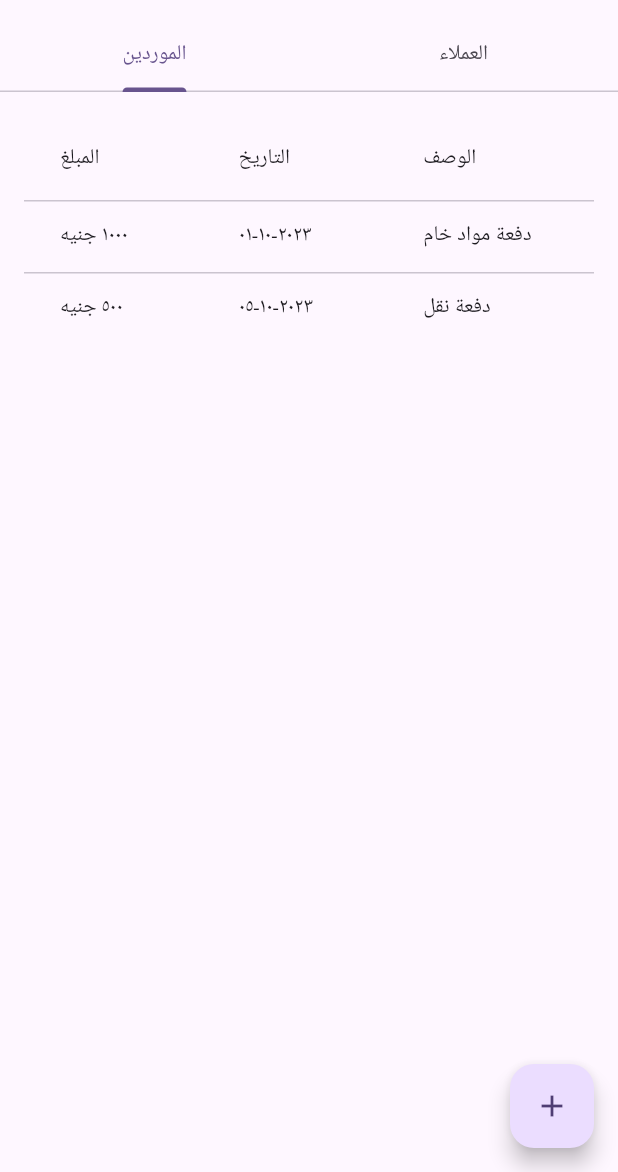
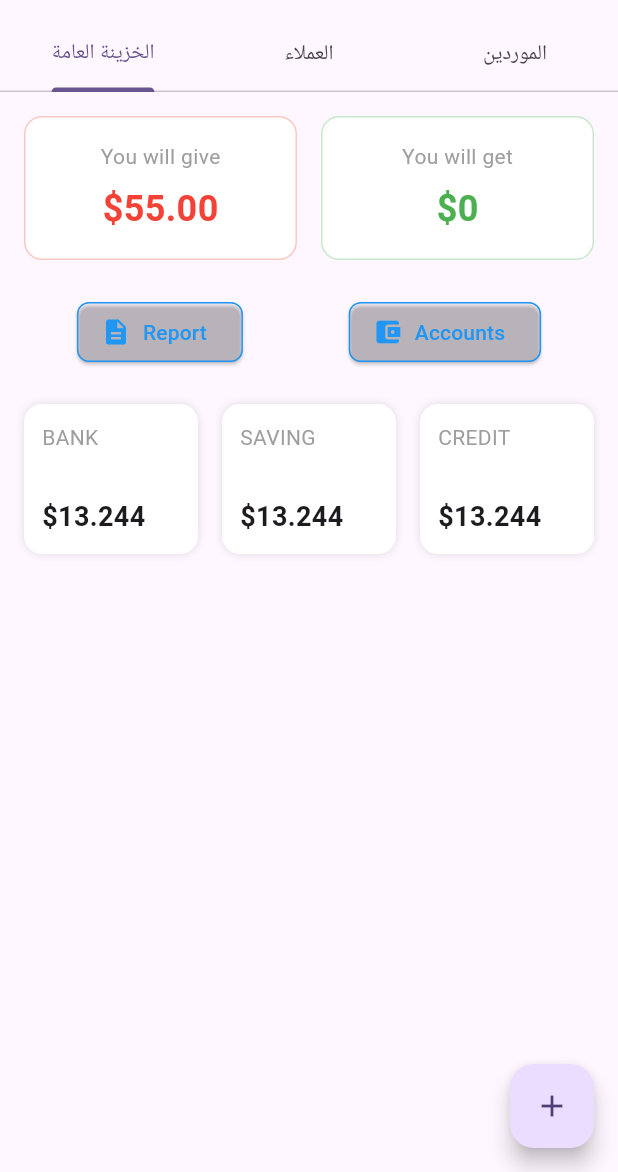
Before and after one commit to eng-abdallahyasser/detant, a Flutter app: the screen it shows after launch, on a phone screen of 412 x 824 dp, the part 64-1236 px from its top. Run offline on Flutter 3.47's test engine with Material 3 defaults, Android fonts, the phone set to English and light mode, and no system bars; our stand-ins replace get.

Commit message:
`Refactor payment controller and views to use Getx and intl package`

```diff
--- a/lib/controller/payment_controller.dart
+++ b/lib/controller/payment_controller.dart
@@ -1,29 +1,38 @@
 import 'package:detant/model/payment.dart';
 import 'package:get/get.dart';
 
-class PaymentController extends GetxController {
+class HomeController extends GetxController {
   var supplierPayments = <Payment>[].obs;
   var customerPayments = <Payment>[].obs;
+  var totalAmount = 0.0.obs;
 
   @override
   void onInit() {
     super.onInit();
     // بيانات ابتدائية
     supplierPayments.addAll([
-      Payment(amount: '١٠٠٠ جنيه', date: '٢٠٢٣-١٠-٠١', description: 'دفعة مواد خام'),
-      Payment(amount: '٥٠٠ جنيه', date: '٢٠٢٣-١٠-٠٥', description: 'دفعة نقل'),
+      Payment(amount: 1000, date: '٢٠٢٣-١٠-٠١', description: 'دفعة مواد خام'),
+      Payment(amount: 500, date: '٢٠٢٣-١٠-٠٥', description: 'دفعة نقل'),
     ]);
     customerPayments.addAll([
-      Payment(amount: '٢٠٠٠ جنيه', date: '٢٠٢٣-١٠-٠٢', description: 'دفعة منتج أ'),
-      Payment(amount: '١٥٠٠ جنيه', date: '٢٠٢٣-١٠-٠٣', description: 'دفعة منتج ب'),
+      Payment(amount: 2000, date: '٢٠٢٣-١٠-٠٢', description: 'دفعة منتج أ'),
+      Payment(amount: 1500, date: '٢٠٢٣-١٠-٠٣', description: 'دفعة منتج ب'),
     ]);
+    //add code here
   }
 
   void addPayment(Payment payment, bool isSupplier) {
     if (isSupplier) {
+      totalAmount.value += payment.amount;
       supplierPayments.add(payment);
     } else {
+      totalAmount.value -= payment.amount;
       customerPayments.add(payment);
     }
   }
+  void updateTotal() {
+  totalAmount.value = customerPayments.fold(0.0, (sum, p) => sum + p.amount) -
+                     supplierPayments.fold(0.0, (sum, p) => sum + p.amount);
 }
+
+}
--- a/lib/model/payment.dart
+++ b/lib/model/payment.dart
@@ -2,7 +2,7 @@
 import 'dart:convert';
 
 class Payment {
-  final String amount;
+  final double amount;
   final String date;
   final String description;
   Payment({
@@ -13,8 +13,9 @@ class Payment {
 
 
 
+
   Payment copyWith({
-    String? amount,
+    double? amount,
     String? date,
     String? description,
   }) {
@@ -35,7 +36,7 @@ class Payment {
 
   factory Payment.fromMap(Map<String, dynamic> map) {
     return Payment(
-      amount: map['amount'] as String,
+      amount: map['amount'] as double,
       date: map['date'] as String,
       description: map['description'] as String,
     );
--- /dev/null
+++ b/lib/view/finance_dashboard.dart
@@ -0,0 +1,116 @@
+import 'package:flutter/material.dart';
+
+class FinanceDashboard extends StatelessWidget {
+  const FinanceDashboard({super.key});
+
+  @override
+  Widget build(BuildContext context) {
+    return Container(
+      padding: const EdgeInsets.all(16),
+      child: Column(
+        children: [
+          // القسم العلوي (المبالغ)
+          Row(
+            children: [
+              _buildAmountCard("You will give", "\$55.00", Colors.red),
+              const SizedBox(width: 16),
+              _buildAmountCard("You will get", "\$0", Colors.green),
+            ],
+          ),
+
+          const SizedBox(height: 24),
+
+          // أزرار التقارير والحسابات
+          Row(
+            mainAxisAlignment: MainAxisAlignment.spaceAround,
+            children: [
+              _buildActionButton("Report", Icons.description),
+              _buildActionButton("Accounts", Icons.account_balance_wallet),
+            ],
+          ),
+
+          const SizedBox(height: 24),
+
+          // بطاقات الحسابات
+          Row(
+            children: [
+              _buildAccountCard("BANK", "\$13.244"),
+              const SizedBox(width: 16),
+              _buildAccountCard("SAVING", "\$13.244"),
+              const SizedBox(width: 16),
+              _buildAccountCard("CREDIT", "\$13.244"),
+            ],
+          ),
+        ],
+      ),
+    );
+  }
+
+  // دالة لبناء بطاقات المبالغ
+  Widget _buildAmountCard(String title, String amount, Color color) {
+    return Expanded(
+      child: Container(
+        padding: const EdgeInsets.all(16),
+        decoration: BoxDecoration(
+          color: Colors.white,
+          borderRadius: BorderRadius.circular(12),
+          border: Border.all(color: color.withOpacity(0.3)),),
+        child: Column(
+          children: [
+            Text(title, style: const TextStyle(color: Colors.grey)),
+            const SizedBox(height: 8),
+            Text(amount, style: TextStyle(
+              fontSize: 24,
+              fontWeight: FontWeight.bold,
+              color: color
+            )),
+          ],
+        ),
+      ),
+    );
+  }
+
+  // دالة لبناء الأزرار
+  Widget _buildActionButton(String text, IconData icon) {
+    return ElevatedButton.icon(
+      style: ElevatedButton.styleFrom(
+        foregroundColor: Colors.blue, backgroundColor: Colors.transparent,
+        shape: RoundedRectangleBorder(
+          borderRadius: BorderRadius.circular(8),
+          side: const BorderSide(color: Colors.blue)
+      ),),
+      icon: Icon(icon, size: 20),
+      label: Text(text),
+      onPressed: () {},
+    );
+  }
+
+  // دالة لبناء بطاقات الحسابات
+  Widget _buildAccountCard(String title, String amount) {
+    return Expanded(
+      child: Container(
+        height: 100,
+        padding: const EdgeInsets.all(12),
+        decoration: BoxDecoration(
+          color: Colors.white,
+          borderRadius: BorderRadius.circular(12),
+          boxShadow: const [ BoxShadow(color: Colors.black12, blurRadius: 4)]
+        ),
+        child: Column(
+          mainAxisAlignment: MainAxisAlignment.spaceBetween,
+          crossAxisAlignment: CrossAxisAlignment.start,
+          children: [
+            Text(title, style: const TextStyle(
+              color: Colors.grey,
+              fontSize: 14
+            )),
+            Text(amount, style: const TextStyle(
+              fontSize: 18,
+              fontWeight: FontWeight.bold
+            )),
+          ],
+        ),
+      ),
+    );
+  }
+}
--- a/lib/view/home.dart
+++ b/lib/view/home.dart
@@ -1,33 +1,37 @@
 import 'package:detant/controller/payment_controller.dart';
 import 'package:detant/model/payment.dart';
 import 'package:detant/view/add_payment_dialog.dart';
+import 'package:detant/view/finance_dashboard.dart';
 import 'package:flutter/material.dart';
 import 'package:get/get.dart';
+import 'package:intl/intl.dart';
 
 class Home extends StatelessWidget {
-  final PaymentController _controller = Get.put(PaymentController());
+  final HomeController _controller = Get.put(HomeController());
   Home({super.key});
 
   @override
   Widget build(BuildContext context) {
     return DefaultTabController(
-        length: 2,
+        length: 3,
         child: Scaffold(
           appBar: AppBar(
             title: const Text('إدارة المدفوعات'),
             bottom: const TabBar(
               tabs: [
+                Tab(text: 'الخزينة العامة'),
+                Tab(text: 'العملاء'),
                 Tab(text: 'الموردين'),
-                Tab(text: 'العملاء'),
               ],
             ),
           ),
           body: TabBarView(
             children: [
-              SupplierPayments(
-                payments: _controller.supplierPayments,
+              const FinanceDashboard(),
+              PaymentsList(
+                payments: _controller.customerPayments,
               ),
-              CustomerPayments(
+              PaymentsList(
                 payments: _controller.customerPayments,
               ),
             ],
@@ -42,10 +46,15 @@ class Home extends StatelessWidget {
   }
 }
 
-class SupplierPayments extends StatelessWidget {
+class PaymentsList extends StatelessWidget {
   final List<Payment> payments;
+  final formatCurrency = NumberFormat.currency(
+      symbol: 'ج.م',
+      decimalDigits: 2,
+      locale: 'ar',
+      customPattern: '#,##0.00 \u00A4');
 
-  const SupplierPayments({super.key, required this.payments});
+  PaymentsList({super.key, required this.payments});
 
   @override
   Widget build(BuildContext context) {
@@ -60,7 +69,7 @@ class SupplierPayments extends StatelessWidget {
             ],
             rows: payments.map((payment) {
               return DataRow(cells: [
-                DataCell(Text(payment.amount)),
+                DataCell(Text(formatCurrency.format(payment.amount))),
                 DataCell(Text(payment.date)),
                 DataCell(Text(payment.description)),
               ]);
@@ -69,30 +78,3 @@ class SupplierPayments extends StatelessWidget {
     );
   }
 }
-
-class CustomerPayments extends StatelessWidget {
-  final List<Payment> payments;
-  const CustomerPayments({super.key, required this.payments});
-
-  @override
-  Widget build(BuildContext context) {
-    return Obx(
-      () => Padding(
-          padding: const EdgeInsets.all(16.0),
-          child: DataTable(
-            columns: const [
-              DataColumn(label: Text('المبلغ')),
-              DataColumn(label: Text('التاريخ')),
-              DataColumn(label: Text('الوصف')),
-            ],
-            rows: payments.map((payment) {
-              return DataRow(cells: [
-                DataCell(Text(payment.amount)),
-                DataCell(Text(payment.date)),
-                DataCell(Text(payment.description)),
-              ]);
-            }).toList(),
-          )),
-    );
-  }
-}
--- a/pubspec.yaml
+++ b/pubspec.yaml
@@ -31,6 +31,7 @@ dependencies:
   flutter:
     sdk: flutter
   get: ^4.6.5
+  intl: ^0.18.1
 
   # The following adds the Cupertino Icons font to your application.
   # Use with the CupertinoIcons class for iOS style icons.
```
Also changed, not shown: lib/view/add_payment_dialog.dart (+9 -22 lines), pubspec.lock.
